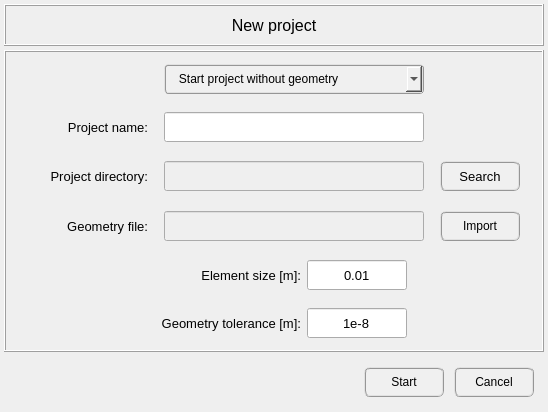
First picture: the form in pulse/interface/ui_files/project/new_project_input.ui, repository open-pulse/OpenPulse, before the edit.
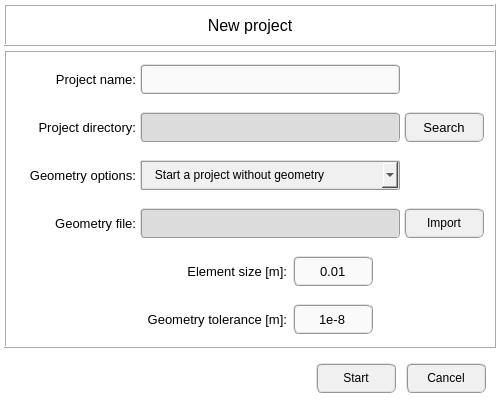
Second picture: the form after the edit. Icons and pictures are not drawn.

Commit message: Refactoring new project class

Patch:
```diff
--- a/pulse/interface/ui_files/project/new_project_input.ui
+++ b/pulse/interface/ui_files/project/new_project_input.ui
@@ -6,24 +6,27 @@
    <rect>
     <x>0</x>
     <y>0</y>
-    <width>548</width>
-    <height>412</height>
+    <width>500</width>
+    <height>408</height>
    </rect>
   </property>
   <property name="minimumSize">
    <size>
-    <width>548</width>
-    <height>412</height>
+    <width>500</width>
+    <height>408</height>
    </size>
   </property>
   <property name="maximumSize">
    <size>
-    <width>548</width>
-    <height>412</height>
+    <width>500</width>
+    <height>408</height>
    </size>
   </property>
   <property name="windowTitle">
-   <string>Create new Project</string>
+   <string>OpenPulse - New project</string>
+  </property>
+  <property name="styleSheet">
+   <string notr="true">background-color: rgb(255, 255, 255);</string>
   </property>
   <layout class="QGridLayout" name="gridLayout">
    <property name="leftMargin">
@@ -108,8 +111,8 @@
     <widget class="QFrame" name="frame_center">
      <property name="minimumSize">
       <size>
-       <width>540</width>
-       <height>300</height>
+       <width>0</width>
+       <height>0</height>
       </size>
      </property>
      <property name="maximumSize">
@@ -143,140 +146,6 @@
       <property name="spacing">
        <number>6</number>
       </property>
-      <item row="6" column="0">
-       <widget class="QFrame" name="frame_element_size">
-        <property name="minimumSize">
-         <size>
-          <width>0</width>
-          <height>42</height>
-         </size>
-        </property>
-        <property name="font">
-         <font>
-          <pointsize>10</pointsize>
-         </font>
-        </property>
-        <property name="frameShape">
-         <enum>QFrame::NoFrame</enum>
-        </property>
-        <property name="frameShadow">
-         <enum>QFrame::Raised</enum>
-        </property>
-        <layout class="QGridLayout" name="gridLayout_9">
-         <property name="leftMargin">
-          <number>4</number>
-         </property>
-         <property name="topMargin">
-          <number>4</number>
-         </property>
-         <property name="rightMargin">
-          <number>4</number>
-         </property>
-         <property name="bottomMargin">
-          <number>4</number>
-         </property>
-         <property name="horizontalSpacing">
-          <number>6</number>
-         </property>
-         <property name="verticalSpacing">
-          <number>4</number>
-         </property>
-         <item row="0" column="0">
-          <widget class="QFrame" name="frame_11">
-           <property name="frameShape">
-            <enum>QFrame::NoFrame</enum>
-           </property>
-           <property name="frameShadow">
-            <enum>QFrame::Raised</enum>
-           </property>
-          </widget>
-         </item>
-         <item row="0" column="2">
-          <widget class="QLineEdit" name="lineEdit_element_size">
-           <property name="enabled">
-            <bool>true</bool>
-           </property>
-           <property name="minimumSize">
-            <size>
-             <width>100</width>
-             <height>30</height>
-            </size>
-           </property>
-           <property name="maximumSize">
-            <size>
-             <width>100</width>
-             <height>30</height>
-            </size>
-           </property>
-           <property name="font">
-            <font>
-             <pointsize>10</pointsize>
-            </font>
-           </property>
-           <property name="layoutDirection">
-            <enum>Qt::LeftToRight</enum>
-           </property>
-           <property name="styleSheet">
-            <string notr="true"/>
-           </property>
-           <property name="inputMethodHints">
-            <set>Qt::ImhNone</set>
-           </property>
-           <property name="text">
-            <string>0.01</string>
-           </property>
-           <property name="maxLength">
-            <number>20</number>
-           </property>
-           <property name="frame">
-            <bool>true</bool>
-           </property>
-           <property name="cursorPosition">
-            <number>4</number>
-           </property>
-           <property name="alignment">
-            <set>Qt::AlignCenter</set>
-           </property>
-           <property name="placeholderText">
-            <string>&lt; Insert a value &gt;</string>
-           </property>
-          </widget>
-         </item>
-         <item row="0" column="1">
-          <widget class="QLabel" name="label_element_size">
-           <property name="minimumSize">
-            <size>
-             <width>160</width>
-             <height>30</height>
-            </size>
-           </property>
-           <property name="maximumSize">
-            <size>
-             <width>160</width>
-             <height>30</height>
-            </size>
-           </property>
-           <property name="text">
-            <string>Element size [m]:</string>
-           </property>
-           <property name="alignment">
-            <set>Qt::AlignRight|Qt::AlignTrailing|Qt::AlignVCenter</set>
-           </property>
-          </widget>
-         </item>
-         <item row="0" column="3">
-          <widget class="QFrame" name="frame_12">
-           <property name="frameShape">
-            <enum>QFrame::NoFrame</enum>
-           </property>
-           <property name="frameShadow">
-            <enum>QFrame::Raised</enum>
-           </property>
-          </widget>
-         </item>
-        </layout>
-       </widget>
-      </item>
       <item row="4" column="0">
        <widget class="QFrame" name="frame_project_directory">
         <property name="minimumSize">
@@ -353,15 +222,16 @@
            </property>
            <property name="font">
             <font>
-             <family>Arial</family>
+             <family>MS Shell Dlg 2</family>
              <pointsize>10</pointsize>
-             <weight>50</weight>
-             <italic>true</italic>
+             <weight>9</weight>
+             <italic>false</italic>
              <bold>false</bold>
             </font>
            </property>
            <property name="styleSheet">
-            <string notr="true"/>
+            <string notr="true">QLineEdit{border-radius: 4px; border-color: rgb(150, 150, 150); border-style: ridge; border-width: 2px; color: rgb(0, 0, 0); background-color: rgb(250, 250, 250); font: 75 10pt &quot;MS Shell Dlg 2&quot;}
+QLineEdit:disabled{border-radius: 4px; border-color: rgb(150, 150, 150); border-style: ridge; border-width: 2px; color: rgb(100, 100, 100); background-color: rgb(220, 220, 220); font: 75 10pt &quot;MS Shell Dlg 2&quot;}</string>
            </property>
            <property name="frame">
             <bool>true</bool>
@@ -424,7 +294,151 @@
         </layout>
        </widget>
       </item>
-      <item row="5" column="0">
+      <item row="8" column="0">
+       <widget class="QFrame" name="frame_geometry_tolerance">
+        <property name="minimumSize">
+         <size>
+          <width>0</width>
+          <height>42</height>
+         </size>
+        </property>
+        <property name="font">
+         <font>
+          <pointsize>10</pointsize>
+         </font>
+        </property>
+        <property name="frameShape">
+         <enum>QFrame::NoFrame</enum>
+        </property>
+        <property name="frameShadow">
+         <enum>QFrame::Raised</enum>
+        </property>
+        <layout class="QGridLayout" name="gridLayout_10">
+         <property name="leftMargin">
+          <number>4</number>
+         </property>
+         <property name="topMargin">
+          <number>4</number>
+         </property>
+         <property name="rightMargin">
+          <number>4</number>
+         </property>
+         <property name="bottomMargin">
+          <number>4</number>
+         </property>
+         <property name="horizontalSpacing">
+          <number>6</number>
+         </property>
+         <property name="verticalSpacing">
+          <number>4</number>
+         </property>
+         <item row="0" column="0">
+          <widget class="QFrame" name="frame_14">
+           <property name="frameShape">
+            <enum>QFrame::NoFrame</enum>
+           </property>
+           <property name="frameShadow">
+            <enum>QFrame::Raised</enum>
+           </property>
+          </widget>
+         </item>
+         <item row="0" column="1">
+          <widget class="QLabel" name="label_geometry_tolerance">
+           <property name="minimumSize">
+            <size>
+             <width>160</width>
+             <height>30</height>
+            </size>
+           </property>
+           <property name="maximumSize">
+            <size>
+             <width>160</width>
+             <height>30</height>
+            </size>
+           </property>
+           <property name="font">
+            <font>
+             <pointsize>10</pointsize>
+            </font>
+           </property>
+           <property name="text">
+            <string>Geometry tolerance [m]:</string>
+           </property>
+           <property name="alignment">
+            <set>Qt::AlignRight|Qt::AlignTrailing|Qt::AlignVCenter</set>
+           </property>
+          </widget>
+         </item>
+         <item row="0" column="2">
+          <widget class="QLineEdit" name="lineEdit_geometry_tolerance">
+           <property name="enabled">
+            <bool>true</bool>
+           </property>
+           <property name="minimumSize">
+            <size>
+             <width>80</width>
+             <height>30</height>
+            </size>
+           </property>
+           <property name="maximumSize">
+            <size>
+             <width>80</width>
+             <height>30</height>
+            </size>
+           </property>
+           <property name="font">
+            <font>
+             <family>MS Shell Dlg 2</family>
+             <pointsize>10</pointsize>
+             <weight>9</weight>
+             <italic>false</italic>
+             <bold>false</bold>
+            </font>
+           </property>
+           <property name="layoutDirection">
+            <enum>Qt::LeftToRight</enum>
+           </property>
+           <property name="styleSheet">
+            <string notr="true">QLineEdit{border-radius: 6px; border-color: rgb(150, 150, 150); border-style: ridge; border-width: 2px; color: rgb(0, 0, 0); background-color: rgb(250, 250, 250); font: 75 10pt &quot;MS Shell Dlg 2&quot;}
+QLineEdit:disabled{border-radius: 6px; border-color: rgb(150, 150, 150); border-style: ridge; border-width: 2px; color: rgb(100, 100, 100); background-color: rgb(220, 220, 220); font: 75 10pt &quot;MS Shell Dlg 2&quot;}</string>
+           </property>
+           <property name="inputMethodHints">
+            <set>Qt::ImhNone</set>
+           </property>
+           <property name="text">
+            <string>1e-8</string>
+           </property>
+           <property name="maxLength">
+            <number>20</number>
+           </property>
+           <property name="frame">
+            <bool>true</bool>
+           </property>
+           <property name="cursorPosition">
+            <number>4</number>
+           </property>
+           <property name="alignment">
+            <set>Qt::AlignCenter</set>
+           </property>
+           <property name="placeholderText">
+            <string>&lt; Insert a value &gt;</string>
+           </property>
+          </widget>
+         </item>
+         <item row="0" column="3">
+          <widget class="QFrame" name="frame_15">
+           <property name="frameShape">
+            <enum>QFrame::NoFrame</enum>
+           </property>
+           <property name="frameShadow">
+            <enum>QFrame::Raised</enum>
+           </property>
+          </widget>
+         </item>
+        </layout>
+       </widget>
+      </item>
+      <item row="6" column="0">
        <widget class="QFrame" name="frame_geometry_file">
         <property name="minimumSize">
          <size>
@@ -512,14 +526,19 @@
            </property>
            <property name="font">
             <font>
-             <pointsize>8</pointsize>
+             <family>MS Shell Dlg 2</family>
+             <pointsize>10</pointsize>
+             <weight>9</weight>
+             <italic>false</italic>
+             <bold>false</bold>
             </font>
            </property>
            <property name="toolTip">
             <string>&lt;html&gt;&lt;head/&gt;&lt;body&gt;&lt;p&gt;Geometry file&lt;/p&gt;&lt;/body&gt;&lt;/html&gt;</string>
            </property>
            <property name="styleSheet">
-            <string notr="true"/>
+            <string notr="true">QLineEdit{border-radius: 4px; border-color: rgb(150, 150, 150); border-style: ridge; border-width: 2px; color: rgb(0, 0, 0); background-color: rgb(250, 250, 250); font: 75 10pt &quot;MS Shell Dlg 2&quot;}
+QLineEdit:disabled{border-radius: 4px; border-color: rgb(150, 150, 150); border-style: ridge; border-width: 2px; color: rgb(100, 100, 100); background-color: rgb(220, 220, 220); font: 75 10pt &quot;MS Shell Dlg 2&quot;}</string>
            </property>
            <property name="alignment">
             <set>Qt::AlignCenter</set>
@@ -528,6 +547,9 @@
          </item>
          <item row="0" column="2">
           <widget class="QPushButton" name="pushButton_import_geometry">
+           <property name="enabled">
+            <bool>true</bool>
+           </property>
            <property name="sizePolicy">
             <sizepolicy hsizetype="Expanding" vsizetype="Expanding">
              <horstretch>0</horstretch>
@@ -570,114 +592,6 @@
         </layout>
        </widget>
       </item>
-      <item row="2" column="0">
-       <widget class="QFrame" name="frame_start_config">
-        <property name="minimumSize">
-         <size>
-          <width>0</width>
-          <height>42</height>
-         </size>
-        </property>
-        <property name="frameShape">
-         <enum>QFrame::NoFrame</enum>
-        </property>
-        <property name="frameShadow">
-         <enum>QFrame::Raised</enum>
-        </property>
-        <layout class="QGridLayout" name="gridLayout_5">
-         <property name="leftMargin">
-          <number>4</number>
-         </property>
-         <property name="topMargin">
-          <number>4</number>
-         </property>
-         <property name="rightMargin">
-          <number>4</number>
-         </property>
-         <property name="bottomMargin">
-          <number>4</number>
-         </property>
-         <property name="spacing">
-          <number>4</number>
-         </property>
-         <item row="0" column="0">
-          <widget class="QFrame" name="frame_6">
-           <property name="minimumSize">
-            <size>
-             <width>120</width>
-             <height>0</height>
-            </size>
-           </property>
-           <property name="maximumSize">
-            <size>
-             <width>120</width>
-             <height>16777215</height>
-            </size>
-           </property>
-           <property name="frameShape">
-            <enum>QFrame::NoFrame</enum>
-           </property>
-           <property name="frameShadow">
-            <enum>QFrame::Raised</enum>
-           </property>
-          </widget>
-         </item>
-         <item row="0" column="1">
-          <widget class="QComboBox" name="comboBox_start_project">
-           <property name="minimumSize">
-            <size>
-             <width>260</width>
-             <height>30</height>
-            </size>
-           </property>
-           <property name="maximumSize">
-            <size>
-             <width>260</width>
-             <height>30</height>
-            </size>
-           </property>
-           <property name="styleSheet">
-            <string notr="true">QComboBox{border-radius: 4px; border-color: rgb(150, 150, 150); border-style: ridge; border-width: 2px; color: rgb(0, 0, 0); background-color: rgb(240, 240, 240); font: 75 10pt &quot;MS Shell Dlg 2&quot;}
-QComboBox:hover{border-radius: 4px; border-color: rgb(0, 170, 255); border-style: ridge; border-width: 2px; color: rgb(0, 0, 0); background-color: rgba(174, 213, 255, 100); font: 75 10pt &quot;MS Shell Dlg 2&quot;}
-QComboBox:pressed{border-radius: 4px; border-color: rgb(0, 170, 255); border-style: ridge; border-width: 3px; color: rgb(0, 0, 0); background-color: rgb(174, 213, 255); font: 75 10pt &quot;MS Shell Dlg 2&quot;}</string>
-           </property>
-           <item>
-            <property name="text">
-             <string>   Start project without geometry</string>
-            </property>
-           </item>
-           <item>
-            <property name="text">
-             <string>   Start project with geometry file</string>
-            </property>
-           </item>
-          </widget>
-         </item>
-         <item row="0" column="2">
-          <widget class="QFrame" name="frame_7">
-           <property name="minimumSize">
-            <size>
-             <width>80</width>
-             <height>0</height>
-            </size>
-           </property>
-           <property name="maximumSize">
-            <size>
-             <width>80</width>
-             <height>16777215</height>
-            </size>
-           </property>
-           <property name="frameShape">
-            <enum>QFrame::NoFrame</enum>
-           </property>
-           <property name="frameShadow">
-            <enum>QFrame::Raised</enum>
-           </property>
-          </widget>
-         </item>
-        </layout>
-       </widget>
-      </item>
       <item row="3" column="0">
        <widget class="QFrame" name="frame_project_name">
         <property name="minimumSize">
@@ -773,14 +687,15 @@
            </property>
            <property name="font">
             <font>
+             <family>MS Shell Dlg 2</family>
              <pointsize>10</pointsize>
-             <weight>50</weight>
+             <weight>9</weight>
              <italic>false</italic>
              <bold>false</bold>
             </font>
            </property>
            <property name="styleSheet">
-            <string notr="true"/>
+            <string notr="true">QLineEdit{border-radius: 4px; border-color: rgb(150, 150, 150); border-style: ridge; border-width: 2px; color: rgb(0, 0, 0); background-color: rgb(250, 250, 250); font: 75 10pt &quot;MS Shell Dlg 2&quot;}</string>
            </property>
            <property name="text">
             <string/>
@@ -797,7 +712,7 @@
        </widget>
       </item>
       <item row="7" column="0">
-       <widget class="QFrame" name="frame_geometry_tolerance">
+       <widget class="QFrame" name="frame_element_size">
         <property name="minimumSize">
          <size>
           <width>0</width>
@@ -815,7 +730,7 @@
         <property name="frameShadow">
          <enum>QFrame::Raised</enum>
         </property>
-        <layout class="QGridLayout" name="gridLayout_10">
+        <layout class="QGridLayout" name="gridLayout_9">
          <property name="leftMargin">
           <number>4</number>
          </property>
@@ -835,7 +750,7 @@
           <number>4</number>
          </property>
          <item row="0" column="0">
-          <widget class="QFrame" name="frame_14">
+          <widget class="QFrame" name="frame_11">
            <property name="frameShape">
             <enum>QFrame::NoFrame</enum>
            </property>
@@ -844,61 +759,44 @@
            </property>
           </widget>
          </item>
-         <item row="0" column="1">
-          <widget class="QLabel" name="label_geometry_tolerance">
-           <property name="minimumSize">
-            <size>
-             <width>160</width>
-             <height>30</height>
-            </size>
-           </property>
-           <property name="maximumSize">
-            <size>
-             <width>160</width>
-             <height>30</height>
-            </size>
-           </property>
-           <property name="text">
-            <string>Geometry tolerance [m]:</string>
-           </property>
-           <property name="alignment">
-            <set>Qt::AlignRight|Qt::AlignTrailing|Qt::AlignVCenter</set>
-           </property>
-          </widget>
-         </item>
          <item row="0" column="2">
-          <widget class="QLineEdit" name="lineEdit_geometry_tolerance">
+          <widget class="QLineEdit" name="lineEdit_element_size">
            <property name="enabled">
             <bool>true</bool>
            </property>
            <property name="minimumSize">
             <size>
-             <width>100</width>
+             <width>80</width>
              <height>30</height>
             </size>
            </property>
            <property name="maximumSize">
             <size>
-             <width>100</width>
+             <width>80</width>
              <height>30</height>
             </size>
            </property>
            <property name="font">
             <font>
+             <family>MS Shell Dlg 2</family>
              <pointsize>10</pointsize>
+             <weight>9</weight>
+             <italic>false</italic>
+             <bold>false</bold>
             </font>
            </property>
            <property name="layoutDirection">
             <enum>Qt::LeftToRight</enum>
            </property>
            <property name="styleSheet">
-            <string notr="true"/>
+            <string notr="true">QLineEdit{border-radius: 6px; border-color: rgb(150, 150, 150); border-style: ridge; border-width: 2px; color: rgb(0, 0, 0); background-color: rgb(250, 250, 250); font: 75 10pt &quot;MS Shell Dlg 2&quot;}
+QLineEdit:disabled{border-radius: 6px; border-color: rgb(150, 150, 150); border-style: ridge; border-width: 2px; color: rgb(100, 100, 100); background-color: rgb(220, 220, 220); font: 75 10pt &quot;MS Shell Dlg 2&quot;}</string>
            </property>
            <property name="inputMethodHints">
             <set>Qt::ImhNone</set>
            </property>
            <property name="text">
-            <string>1e-8</string>
+            <string>0.01</string>
            </property>
            <property name="maxLength">
             <number>20</number>
@@ -917,8 +815,35 @@
            </property>
           </widget>
          </item>
+         <item row="0" column="1">
+          <widget class="QLabel" name="label_element_size">
+           <property name="minimumSize">
+            <size>
+             <width>160</width>
+             <height>30</height>
+            </size>
+           </property>
+           <property name="maximumSize">
+            <size>
+             <width>160</width>
+             <height>30</height>
+            </size>
+           </property>
+           <property name="font">
+            <font>
+             <pointsize>10</pointsize>
+            </font>
+           </property>
+           <property name="text">
+            <string>Element size [m]:</string>
+           </property>
+           <property name="alignment">
+            <set>Qt::AlignRight|Qt::AlignTrailing|Qt::AlignVCenter</set>
+           </property>
+          </widget>
+         </item>
          <item row="0" column="3">
-          <widget class="QFrame" name="frame_15">
+          <widget class="QFrame" name="frame_12">
            <property name="frameShape">
             <enum>QFrame::NoFrame</enum>
            </property>
@@ -930,6 +855,119 @@
         </layout>
        </widget>
       </item>
+      <item row="5" column="0">
+       <widget class="QFrame" name="frame_start_config">
+        <property name="minimumSize">
+         <size>
+          <width>0</width>
+          <height>42</height>
+         </size>
+        </property>
+        <property name="frameShape">
+         <enum>QFrame::NoFrame</enum>
+        </property>
+        <property name="frameShadow">
+         <enum>QFrame::Raised</enum>
+        </property>
+        <layout class="QGridLayout" name="gridLayout_5">
+         <property name="leftMargin">
+          <number>4</number>
+         </property>
+         <property name="topMargin">
+          <number>4</number>
+         </property>
+         <property name="rightMargin">
+          <number>4</number>
+         </property>
+         <property name="bottomMargin">
+          <number>4</number>
+         </property>
+         <property name="spacing">
+          <number>4</number>
+         </property>
+         <item row="0" column="1">
+          <widget class="QComboBox" name="comboBox_start_project">
+           <property name="minimumSize">
+            <size>
+             <width>260</width>
+             <height>30</height>
+            </size>
+           </property>
+           <property name="maximumSize">
+            <size>
+             <width>260</width>
+             <height>30</height>
+            </size>
+           </property>
+           <property name="styleSheet">
+            <string notr="true">QComboBox{border-radius: 2px; border-color: rgb(150, 150, 150); border-style: ridge; border-width: 2px; color: rgb(0, 0, 0); background-color: rgb(240, 240, 240); font: 75 10pt &quot;MS Shell Dlg 2&quot;}
+QComboBox:hover{border-radius: 2px; border-color: rgb(0, 170, 255); border-style: ridge; border-width: 2px; color: rgb(0, 0, 0); background-color: rgba(174, 213, 255, 100); font: 75 10pt &quot;MS Shell Dlg 2&quot;}
+QComboBox:pressed{border-radius: 2px; border-color: rgb(0, 170, 255); border-style: ridge; border-width: 3px; color: rgb(0, 0, 0); background-color: rgb(174, 213, 255); font: 75 10pt &quot;MS Shell Dlg 2&quot;}</string>
+           </property>
+           <item>
+            <property name="text">
+             <string>   Start a project without geometry</string>
+            </property>
+           </item>
+           <item>
+            <property name="text">
+             <string>   Start a project with geometry file</string>
+            </property>
+           </item>
+          </widget>
+         </item>
+         <item row="0" column="2">
+          <widget class="QFrame" name="frame_7">
+           <property name="minimumSize">
+            <size>
+             <width>80</width>
+             <height>0</height>
+            </size>
+           </property>
+           <property name="maximumSize">
+            <size>
+             <width>80</width>
+             <height>16777215</height>
+            </size>
+           </property>
+           <property name="frameShape">
+            <enum>QFrame::NoFrame</enum>
+           </property>
+           <property name="frameShadow">
+            <enum>QFrame::Raised</enum>
+           </property>
+          </widget>
+         </item>
+         <item row="0" column="0">
+          <widget class="QLabel" name="label_project_name_2">
+           <property name="minimumSize">
+            <size>
+             <width>120</width>
+             <height>30</height>
+            </size>
+           </property>
+           <property name="maximumSize">
+            <size>
+             <width>120</width>
+             <height>30</height>
+            </size>
+           </property>
+           <property name="font">
+            <font>
+             <pointsize>10</pointsize>
+            </font>
+           </property>
+           <property name="text">
+            <string>Geometry options:</string>
+           </property>
+           <property name="alignment">
+            <set>Qt::AlignRight|Qt::AlignTrailing|Qt::AlignVCenter</set>
+           </property>
+          </widget>
+         </item>
+        </layout>
+       </widget>
+      </item>
      </layout>
     </widget>
    </item>
```
Left out of the diff: 12 changed lines with no effect on the pictures. The commit also changes 3 other files.
